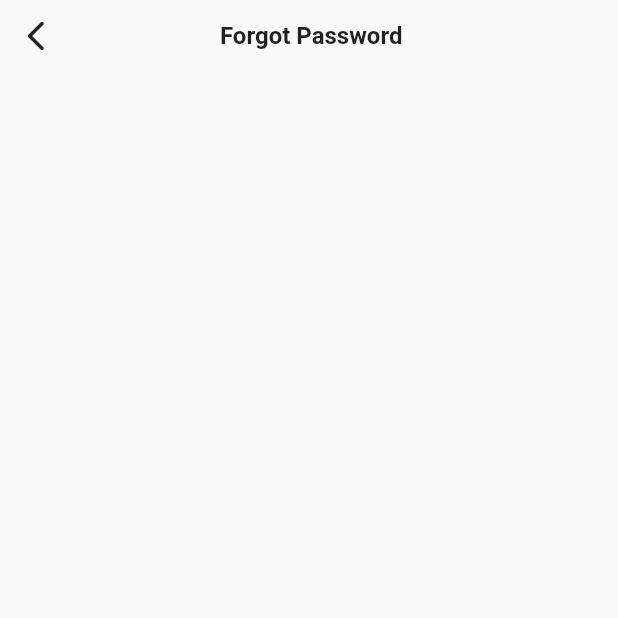
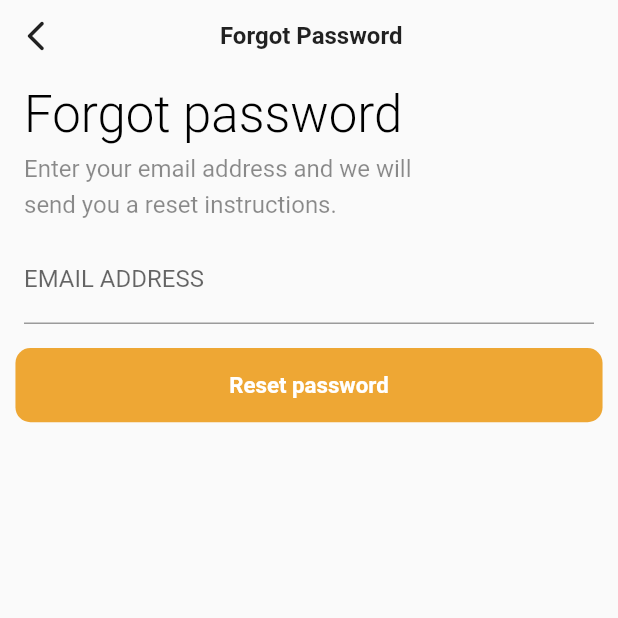
Before and after one commit to bimm1010/food_service, a Flutter app: the ForgotScreen screen opened by its route, on a phone screen of 412 x 824 dp, the top half of it. Run offline on Flutter 3.47's test engine with Material 2 defaults, Android fonts, the phone set to English and light mode, and no system bars; our stand-ins replace flutter_svg.

Commit message:
add new screen

```diff
--- a/lib/main.dart
+++ b/lib/main.dart
@@ -1,4 +1,5 @@
 import 'package:flutter/material.dart';
+import 'package:tamang_food_service/pages/resetMailSent/header_goback.dart';
 import '/theme/theme.dart';
 import './pages/home_pages.dart';
 import './pages/loginScreen/welcome_login.dart';
@@ -26,6 +27,7 @@ class MyApp extends StatelessWidget {
         '$GettingStartedScreen': (_) => GettingStartedScreen(),
         '$WelcomeLoginScreen': (_) => WelcomeLoginScreen(),
         '$ForgotScreen': (_) => ForgotScreen(),
+        '$GoBackVsTitle': (_) => GoBackVsTitle(),
       },
     );
   }
--- /dev/null
+++ b/lib/pages/forgetScreen/email_address.dart
@@ -0,0 +1,57 @@
+import 'package:flutter/material.dart';
+import 'package:tamang_food_service/pages/resetMailSent/header_goback.dart';
+import 'package:tamang_food_service/theme/theme.dart';
+
+class EmailAddress extends StatelessWidget {
+  const EmailAddress({super.key});
+
+  @override
+  Widget build(BuildContext context) {
+    final size = MediaQuery.of(context).size;
+    return Column(
+      children: [
+        Padding(
+          padding: const EdgeInsets.only(
+            top: 10,
+            left: 16,
+            right: 16,
+            bottom: 16,
+          ),
+          child: TextFormField(
+            decoration: const InputDecoration(
+              labelText: 'EMAIL ADDRESS',
+              hintText: 'Enter Email Address...',
+              hintStyle: TextStyle(
+                color: Colors.black38,
+              ),
+            ),
+          ),
+        ),
+        ElevatedButton(
+          onPressed: () {
+            Navigator.of(context).pushNamed('$GoBackVsTitle');
+          },
+          style: ButtonStyle(
+            elevation: MaterialStateProperty.all(0),
+            backgroundColor: MaterialStateProperty.all(kColorPrimaryTheme),
+            shape: MaterialStateProperty.all(
+              RoundedRectangleBorder(
+                borderRadius: BorderRadius.circular(10),
+              ),
+            ),
+            fixedSize: MaterialStateProperty.all(
+              Size(
+                size.width * 0.95,
+                size.height * 0.060,
+              ),
+            ),
+            textStyle: MaterialStateProperty.all(
+              PrimaryFont.medium(size.height * 0.018),
+            ),
+          ),
+          child: const Text('Reset password'),
+        ),
+      ],
+    );
+  }
+}
--- a/lib/pages/forgetScreen/forgot_screen.dart
+++ b/lib/pages/forgetScreen/forgot_screen.dart
@@ -1,5 +1,7 @@
 import 'package:flutter/material.dart';
+import 'package:tamang_food_service/pages/forgetScreen/email_address.dart';
 import 'package:tamang_food_service/pages/forgetScreen/header_goback.dart';
+import 'package:tamang_food_service/pages/forgetScreen/header_content.dart';
 
 class ForgotScreen extends StatelessWidget {
   const ForgotScreen({super.key});
@@ -11,6 +13,8 @@ class ForgotScreen extends StatelessWidget {
         child: Column(
           children: const [
             HeaderGoBack(),
+            HeaderContent(),
+            EmailAddress(),
           ],
         ),
       ),
--- /dev/null
+++ b/lib/pages/forgetScreen/header_content.dart
@@ -0,0 +1,36 @@
+import 'package:flutter/material.dart';
+
+class HeaderContent extends StatelessWidget {
+  const HeaderContent({super.key});
+
+  @override
+  Widget build(BuildContext context) {
+    return Padding(
+      padding: const EdgeInsets.only(left: 16),
+      child: Align(
+        alignment: Alignment.topLeft,
+        child: RichText(
+          text: const TextSpan(
+            text: 'Forgot password\n',
+            style: TextStyle(
+                color: Colors.black,
+                fontSize: 34,
+                fontWeight: FontWeight.w300,
+                height: 1.5),
+            children: [
+              TextSpan(
+                text:
+                    'Enter your email address and we will\nsend you a reset instructions.',
+                style: TextStyle(
+                    fontSize: 16,
+                    fontWeight: FontWeight.w400,
+                    height: 1.5,
+                    color: Colors.black45),
+              ),
+            ],
+          ),
+        ),
+      ),
+    );
+  }
+}
--- /dev/null
+++ b/lib/pages/resetMailSent/header_goback.dart
@@ -0,0 +1,23 @@
+import 'package:flutter/material.dart';
+
+class GoBackVsTitle extends StatelessWidget {
+  const GoBackVsTitle({super.key});
+
+  @override
+  Widget build(BuildContext context) {
+    return Row(
+      children: [
+        IconButton(
+          onPressed: () {},
+          icon: const Icon(Icons.arrow_back_ios_new_rounded),
+        ),
+        Row(
+          children: const [
+            Text('Forgot Password'),
+            Text(''),
+          ],
+        ),
+      ],
+    );
+  }
+}
--- /dev/null
+++ b/lib/pages/resetMailSent/reset_mail_screen.dart
@@ -0,0 +1,19 @@
+import 'package:flutter/material.dart';
+import 'package:tamang_food_service/pages/resetMailSent/header_goback.dart';
+
+class ResetMainScreen extends StatelessWidget {
+  const ResetMainScreen({super.key});
+
+  @override
+  Widget build(BuildContext context) {
+    return Scaffold(
+      body: SafeArea(
+        child: Column(
+          children: const [
+            GoBackVsTitle(),
+          ],
+        ),
+      ),
+    );
+  }
+}
```
